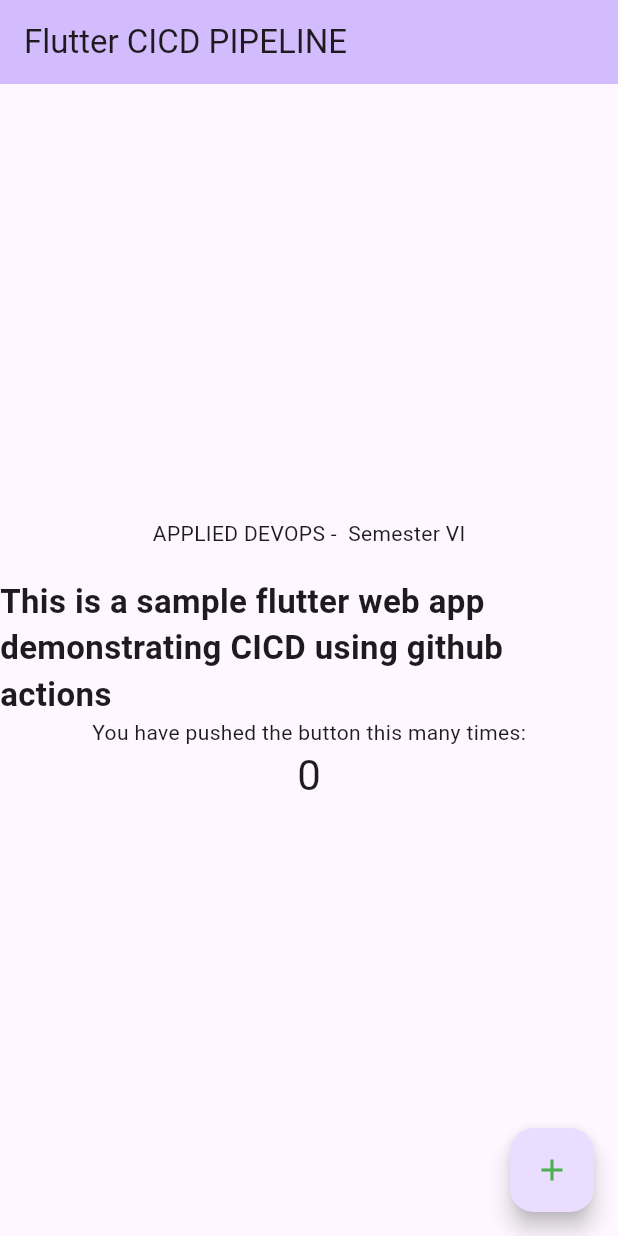
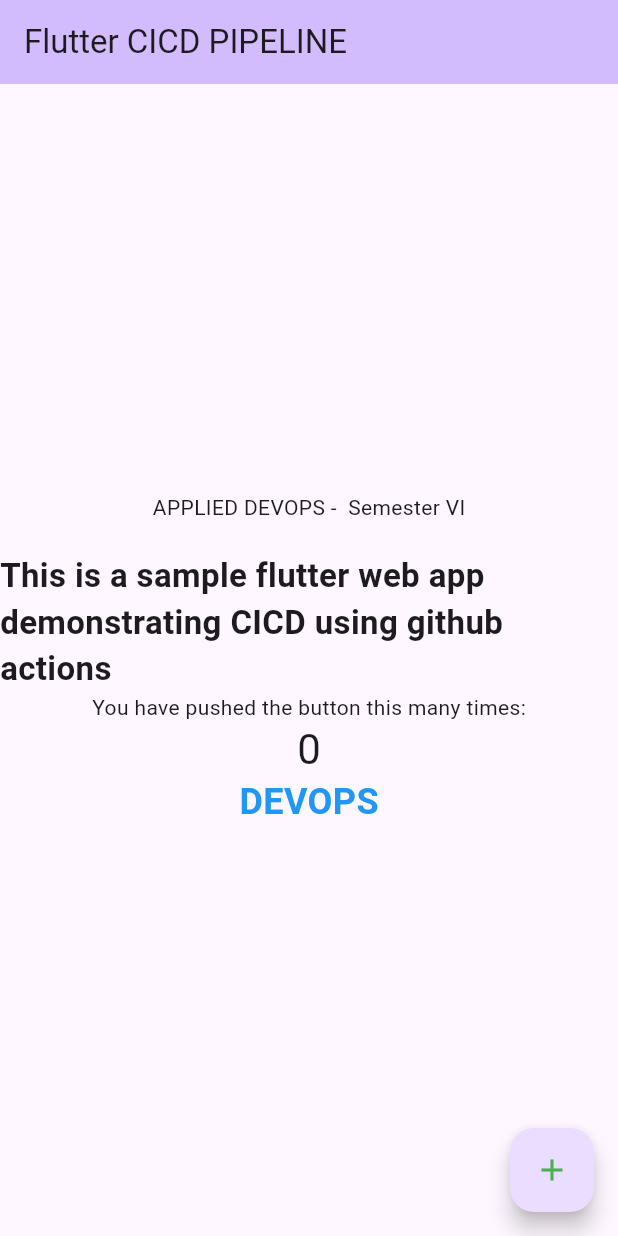
Before and after one commit to singh-that-codes/flutter_cicd_pipeline, a Flutter app: the screen it shows after launch, on a phone screen of 412 x 824 dp. Run offline on Flutter 3.47's test engine with Material 3 defaults, Android fonts, the phone set to English and light mode, and no system bars; drawn by our look-alikes of animated_text_kit.

Commit message:
UI Changes

```diff
--- a/lib/main.dart
+++ b/lib/main.dart
@@ -1,3 +1,4 @@
+import 'package:animated_text_kit/animated_text_kit.dart';
 import 'package:flutter/material.dart';
 
 void main() {
@@ -110,6 +111,34 @@ class _MyHomePageState extends State<MyHomePage> {
               '$_counter',
               style: Theme.of(context).textTheme.headlineMedium,
             ),
+            AnimatedTextKit(
+              animatedTexts: [
+                TyperAnimatedText(
+                  "DEVOPS",
+                  textStyle: TextStyle(
+                    fontSize: 24.0,
+                    fontWeight: FontWeight.bold,
+                    color: Colors.blue,
+                  ),
+                ),
+                TyperAnimatedText(
+                  "Continuous Integration",
+                  textStyle: TextStyle(
+                    fontSize: 24.0,
+                    fontWeight: FontWeight.bold,
+                    color: Colors.red,
+                  ),
+                ),
+                TyperAnimatedText(
+                  "Continuous Delivery",
+                  textStyle: TextStyle(
+                    fontSize: 24.0,
+                    fontWeight: FontWeight.bold,
+                    color: Colors.black38,
+                  ),
+                ),
+              ],
+            ),
           ],
         ),
       ),
```
Also changed, not shown: pubspec.yaml (+4 -77 lines), pubspec.lock.
